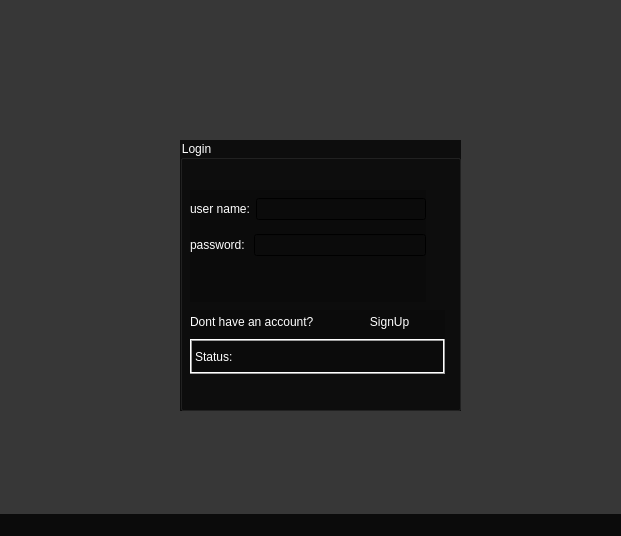
The window that mainwindow.ui (Burak-Yavas/qt-cpp-project) describes before a commit, drawn with Qt 5.
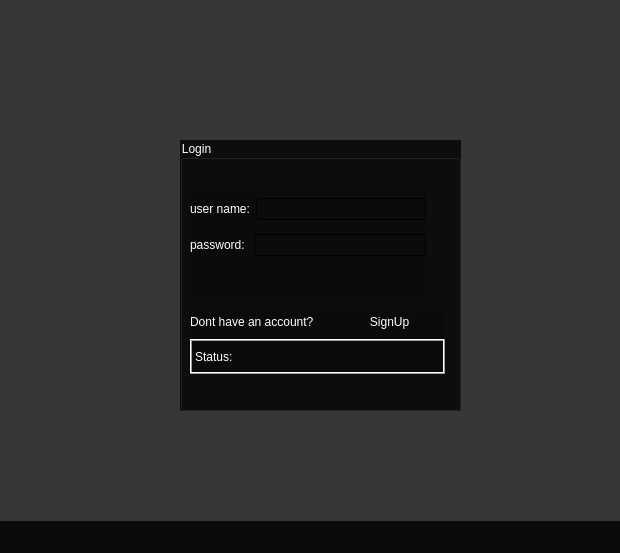
The same window after the commit. Icons and pictures are not drawn.

The edit to the form file:
```diff
--- a/mainwindow.ui
+++ b/mainwindow.ui
@@ -9,8 +9,8 @@
    <rect>
     <x>0</x>
     <y>0</y>
-    <width>621</width>
-    <height>536</height>
+    <width>620</width>
+    <height>553</height>
    </rect>
   </property>
   <property name="sizePolicy">
```
Left out of the diff: 2 changed lines with no effect on the pictures.
